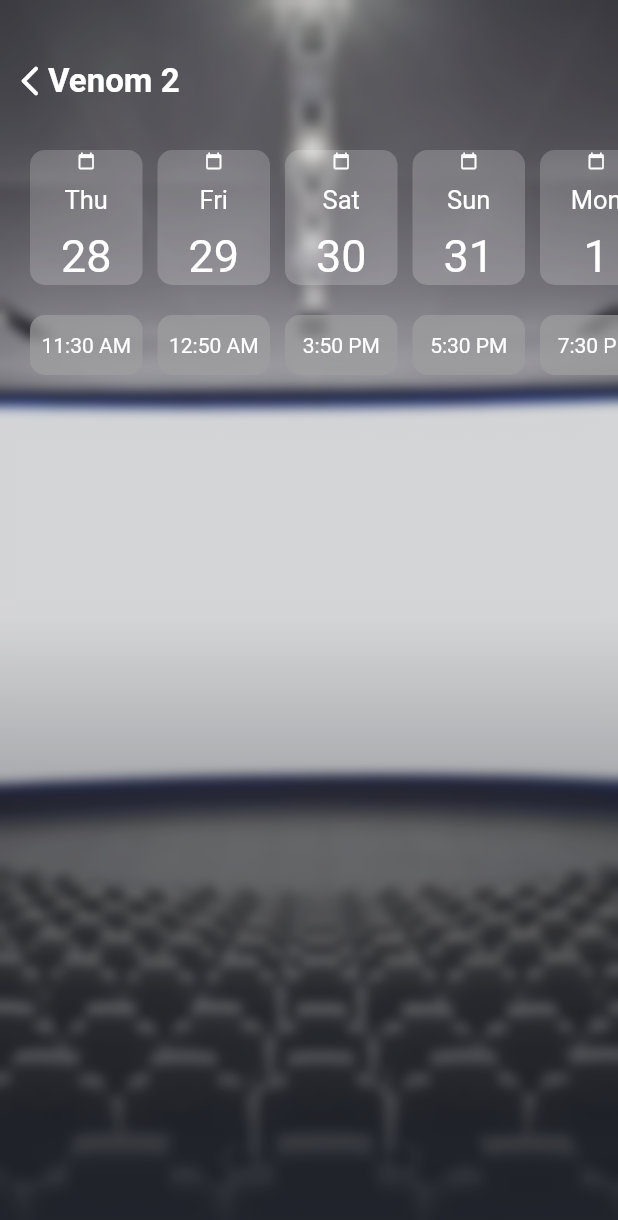
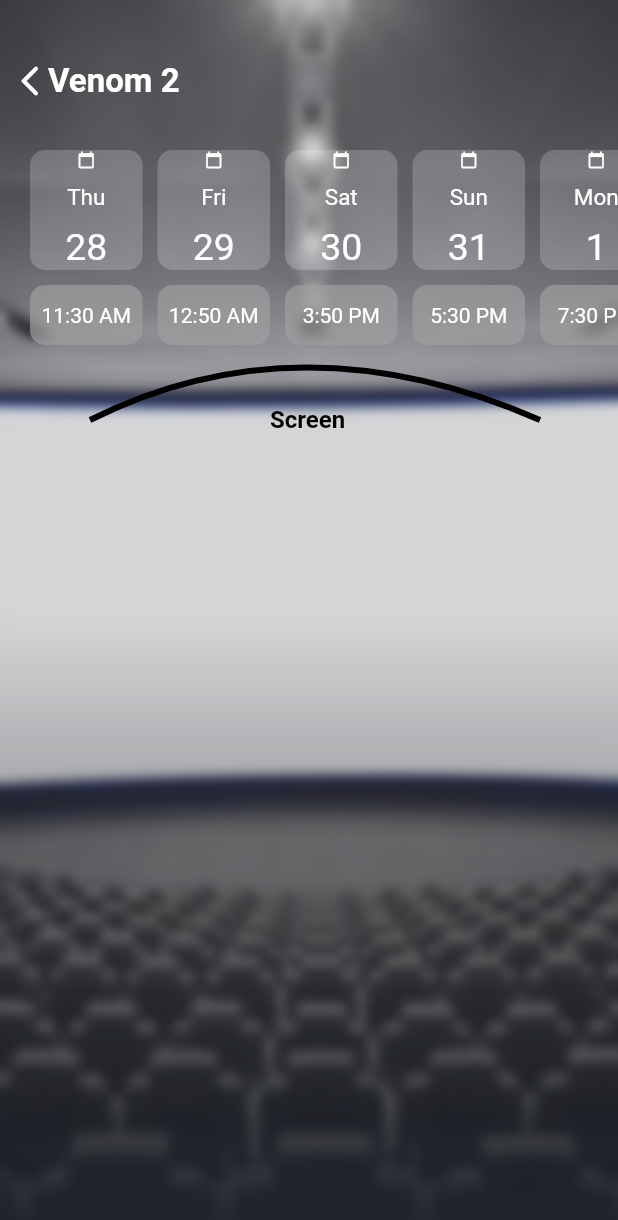
Before and after one commit to bceliktug/se380, a Flutter app: the screen it shows after launch, after a tap on "BOOK NOW", on a phone screen of 412 x 824 dp. Shown: the top 1220 px of the screen. Run offline on Flutter 3.47's test engine with Material 2 defaults, Android fonts, the phone set to English and light mode, and no system bars; our stand-ins replace firebase_auth, firebase_core, flutter_rating_bar, google_fonts, youtube_player_flutter; accounts and stored records are empty.

Commit message:
Booknow, adding screen

```diff
--- a/lib/screens/book/book_now.dart
+++ b/lib/screens/book/book_now.dart
@@ -1,5 +1,6 @@
 import 'dart:ui';
 import 'package:flutter/material.dart';
+import 'package:se380_project/widgets/cine_screen.dart';
 import 'package:se380_project/widgets/datetime_model.dart';
 
 class Booknow extends StatefulWidget {
@@ -80,7 +81,7 @@ class _BooknowState extends State<Booknow> {
           right: 0,
           child: Container(
             padding: EdgeInsets.only(left: 20.0),
-            height: 90,
+            height: 80,
             width: 15,
             child: ListView.builder(
               physics: BouncingScrollPhysics(),
@@ -120,7 +121,7 @@ class _BooknowState extends State<Booknow> {
                             Text(
                               DateTimeModel.listDate[index].day,
                               style: const TextStyle(
-                                  color: Colors.white, fontSize: 17),
+                                  color: Colors.white, fontSize: 15),
                             ),
                             const SizedBox(
                               height: 10,
@@ -128,7 +129,7 @@ class _BooknowState extends State<Booknow> {
                             Text(
                               DateTimeModel.listDate[index].number,
                               style: const TextStyle(
-                                  color: Colors.white, fontSize: 30),
+                                  color: Colors.white, fontSize: 25),
                             )
                           ],
                         ),
@@ -141,7 +142,7 @@ class _BooknowState extends State<Booknow> {
           ),
         ),
         Positioned(
-          top: 210,
+          top: 190,
           left: 0,
           right: 0,
           child: Container(
@@ -186,6 +187,20 @@ class _BooknowState extends State<Booknow> {
             ),
           ),
         ),
+        SizedBox(height: 15.0),
+        Container(
+          padding: EdgeInsets.fromLTRB(40, 210, 0, 100),
+          child: CineScreen(),
+        ),
+        Container(
+          padding: EdgeInsets.symmetric(vertical: 270, horizontal: 180),
+          child: Text(
+            "Screen",
+            style: TextStyle(
+                color: Colors.black, fontWeight: FontWeight.bold, fontSize: 16),
+          ),
+        ),
+
       ],
     ));
   }
--- /dev/null
+++ b/lib/widgets/cine_screen.dart
@@ -0,0 +1,42 @@
+import 'package:flutter/material.dart';
+
+//https://www.youtube.com/watch?v=Z4-XLVRCRpA
+//sinema perdesi resmi koymak yerine çizdirmeyi denedim burdan yardım aldım
+//hoşuma gittiği için kullandım
+
+class CineScreen extends StatelessWidget {
+  const CineScreen({Key? key}) : super(key: key);
+
+  @override
+  Widget build(BuildContext context) {
+    return Container(
+      height: 50,
+      width: 100,
+      padding: EdgeInsets.symmetric(horizontal: 50.0),
+      child: CustomPaint(
+        painter: _ScreenCinemaPainter(),
+      ),
+    );
+  }
+}
+
+class _ScreenCinemaPainter extends CustomPainter {
+  @override
+  void paint(Canvas canvas, Size size) {
+    final paint = Paint()
+      ..style = PaintingStyle.stroke
+      ..strokeWidth = 4.0
+      ..color = Colors.black;
+
+    final path = Path();
+    path.moveTo(-30, 70);
+    path.quadraticBezierTo(110, 0, 270, 70);
+
+    canvas.drawPath(path, paint);
+  }
+
+  @override
+  bool shouldRepaint(CustomPainter oldDelegate) =>
+      false; //<= True ve ya false ayrımı nedir ?
+  // TODO: implement shouldRepaint
+}
```
Also changed, not shown: lib/screens/book/chair.dart (deleted, +0 -106 lines), lib/screens/book/cinema_provider.dart (deleted, +0 -31 lines), lib/widgets/cine_rows.dart (added, +19 -0 lines), lib/widgets/cine_seats.dart (added, +21 -0 lines).
